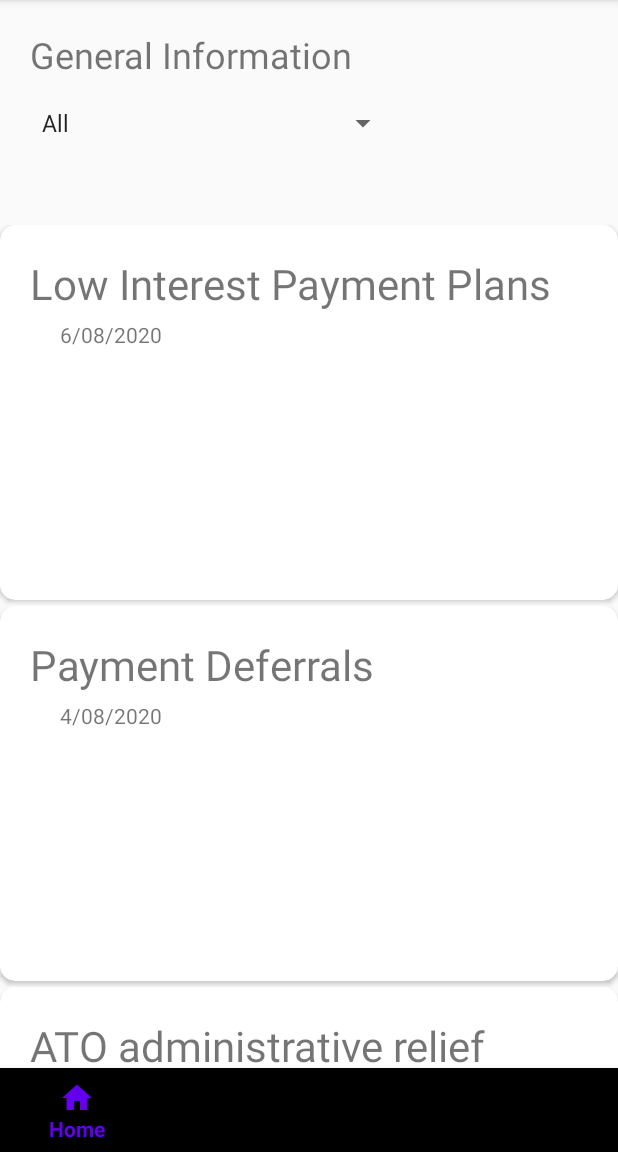
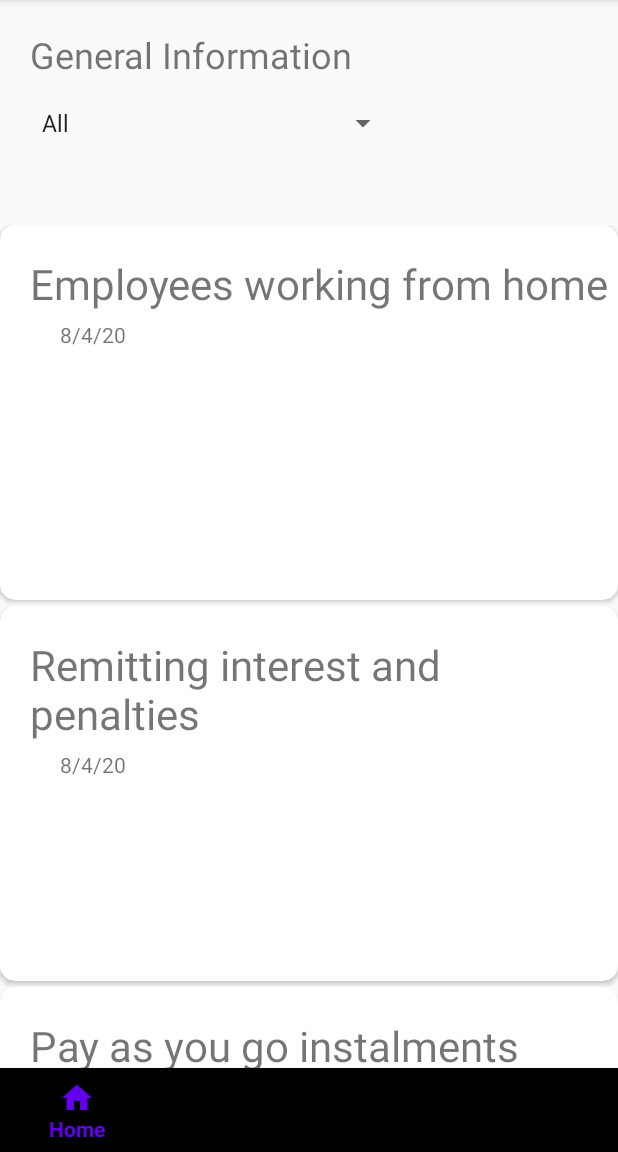
Before and after one commit to EmmaStyles/INFS3605Assignment, an Android app: the GeneralInfoActivity screen opened directly, with no data from a screen before it, on a phone screen of 412 x 824 dp, the part 84-1236 px from its top. Run offline under Robolectric (Android 15) with nearby library versions, the phone set to English and light mode, and no system bars.

Commit message:
used the vcs file read data in the recycler view for general info activity

```diff
--- a/app/src/main/java/com/infs3605/infs3605/GeneralInfoActivity.java
+++ b/app/src/main/java/com/infs3605/infs3605/GeneralInfoActivity.java
@@ -102,24 +102,24 @@ public class GeneralInfoActivity extends AppCompatActivity implements ArticleCli
 
     }
 
-    private ArrayList<GeneralInfoArticle> getInfoArticles()  {
-        generalInfoData.clear();
-
-        generalInfoData.add(new GeneralInfoArticle("Tax Support","ATO administrative relief","3/08/2020", "The Australian Taxation Office (ATO) will provide administrative relief for certain tax obligations (similar to relief provided following the bushfires) for taxpayers affected by the coronavirus outbreak"));
-        generalInfoData.add(new GeneralInfoArticle("Tax Support","Low Interest Payment Plans","6/08/2020", "If your business has been affected by the coronavirus and you need help to pay your existing and ongoing tax liabilities, you can contact the ATO to discuss entering a low interest payment plan."));
-        generalInfoData.add(new GeneralInfoArticle("Tax Support","Payment Deferrals","4/08/2020", "If you have been affected by the coronavirus, the ATO can work with you to defer some payments and vary instalments you have due."));
-        generalInfoData.add(new GeneralInfoArticle("COVID 19 scams","May 2020 phone scam","15/05/2020", "The ATO is receiving reports of scammers pretending to be from the ATO calling members of the public and asking them to provide their bank account details. They are telling them that their employer has registered them for the JobKeeper Payment, but that the ATO needs their bank account details to deposit the funds into their account."));
-        generalInfoData.add(new GeneralInfoArticle("COVID 19 scams","Misinformation and Scams","17/05/2020", "Cybercriminals are using websites, emails and text messages that claim to provide official information about the coronavirus, but are attempts to get your personal or business information."));
-        generalInfoData.add(new GeneralInfoArticle("COVID 19 scams","What can you do to protect your business?","22/05/2020", "Don’t click on any links in emails, text messages or attachments from people or organisations you don’t know."));
-        generalInfoData.add(new GeneralInfoArticle("Closing or Pausing","Closing your Business","27/05/2020", "It can be a difficult decision to close your business, and may take some time to take care of everything. "));
-        generalInfoData.add(new GeneralInfoArticle("Closing or Pausing","Business Registrations","29/05/2020", "If you have temporarily ceased some of your trading activities but intend to restart your business when you can, you’re not required to cancel your ABN and GST registrations. Even if you have paused your business for a lengthy or uncertain period."));
-        generalInfoData.add(new GeneralInfoArticle("Closing or Pausing","Tax and Super obligations","21/05/2020", "If you’re closing your business you will need to continue to meet your tax and super obligations, including:\n "));
-        generalInfoData.add(new GeneralInfoArticle("Safe Business Operations","How do I keep my employees safe?","26/05/2020", "To keep workers safe and limit the spread of COVID-19, every employer should do the following at their workplace: "));
-        generalInfoData.add(new GeneralInfoArticle("Safe Business Operations","Protect vulnerable people in your workplace","23/05/2020", "If you have a vulnerable person working for you, you should support them to work from home where possible. If that isn’t possible, you must do a risk assessment and may need to make other work arrangements for them.\n. "));
-
-
-        return generalInfoData;
-    }
+//    private ArrayList<GeneralInfoArticle> getInfoArticles()  {
+//        generalInfoData.clear();
+//
+//        generalInfoData.add(new GeneralInfoArticle("Tax Support","ATO administrative relief","3/08/2020", "The Australian Taxation Office (ATO) will provide administrative relief for certain tax obligations (similar to relief provided following the bushfires) for taxpayers affected by the coronavirus outbreak"));
+//        generalInfoData.add(new GeneralInfoArticle("Tax Support","Low Interest Payment Plans","6/08/2020", "If your business has been affected by the coronavirus and you need help to pay your existing and ongoing tax liabilities, you can contact the ATO to discuss entering a low interest payment plan."));
+//        generalInfoData.add(new GeneralInfoArticle("Tax Support","Payment Deferrals","4/08/2020", "If you have been affected by the coronavirus, the ATO can work with you to defer some payments and vary instalments you have due."));
+//        generalInfoData.add(new GeneralInfoArticle("COVID 19 scams","May 2020 phone scam","15/05/2020", "The ATO is receiving reports of scammers pretending to be from the ATO calling members of the public and asking them to provide their bank account details. They are telling them that their employer has registered them for the JobKeeper Payment, but that the ATO needs their bank account details to deposit the funds into their account."));
+//        generalInfoData.add(new GeneralInfoArticle("COVID 19 scams","Misinformation and Scams","17/05/2020", "Cybercriminals are using websites, emails and text messages that claim to provide official information about the coronavirus, but are attempts to get your personal or business information."));
+//        generalInfoData.add(new GeneralInfoArticle("COVID 19 scams","What can you do to protect your business?","22/05/2020", "Don’t click on any links in emails, text messages or attachments from people or organisations you don’t know."));
+//        generalInfoData.add(new GeneralInfoArticle("Closing or Pausing","Closing your Business","27/05/2020", "It can be a difficult decision to close your business, and may take some time to take care of everything. "));
+//        generalInfoData.add(new GeneralInfoArticle("Closing or Pausing","Business Registrations","29/05/2020", "If you have temporarily ceased some of your trading activities but intend to restart your business when you can, you’re not required to cancel your ABN and GST registrations. Even if you have paused your business for a lengthy or uncertain period."));
+//        generalInfoData.add(new GeneralInfoArticle("Closing or Pausing","Tax and Super obligations","21/05/2020", "If you’re closing your business you will need to continue to meet your tax and super obligations, including:\n "));
+//        generalInfoData.add(new GeneralInfoArticle("Safe Business Operations","How do I keep my employees safe?","26/05/2020", "To keep workers safe and limit the spread of COVID-19, every employer should do the following at their workplace: "));
+//        generalInfoData.add(new GeneralInfoArticle("Safe Business Operations","Protect vulnerable people in your workplace","23/05/2020", "If you have a vulnerable person working for you, you should support them to work from home where possible. If that isn’t possible, you must do a risk assessment and may need to make other work arrangements for them.\n. "));
+//
+//
+//        return generalInfoData;
+//    }
 
 
 
@@ -135,7 +135,8 @@ public class GeneralInfoActivity extends AppCompatActivity implements ArticleCli
     ArrayList<GeneralInfoArticle> infoArticlesToDisplay = new ArrayList<GeneralInfoArticle>();
 
     private void getSelectedArticleType(String articleTypeChosen) {
-        getInfoArticles();
+//        getInfoArticles();
+        readData();
         ArrayList<GeneralInfoArticle> reOrderedList = new ArrayList<GeneralInfoArticle>();
         if (articleTypeChosen.equalsIgnoreCase("all")) {
             Collections.sort(generalInfoData, new SortByDate());
@@ -210,10 +211,10 @@ public class GeneralInfoActivity extends AppCompatActivity implements ArticleCli
                 GeneralInfoArticle generalInfoArticle = new GeneralInfoArticle(type, title, date, contentFormatted);
                 //which arraylist do you want to add it to?
 
-                //generalInfoArticles.add(generalInfoArticle);
+                generalInfoData.add(generalInfoArticle);
 
                 //debug statement
-                //Log.d("MainActivity", "Just created " + generalInfoArticle.toString());
+                Log.d("MainActivity", "Just created " + generalInfoArticle.toString());
             }
         }catch(IOException e){
             Log.wtf("MainActivity", "Error reading data file " + line, e);
```
